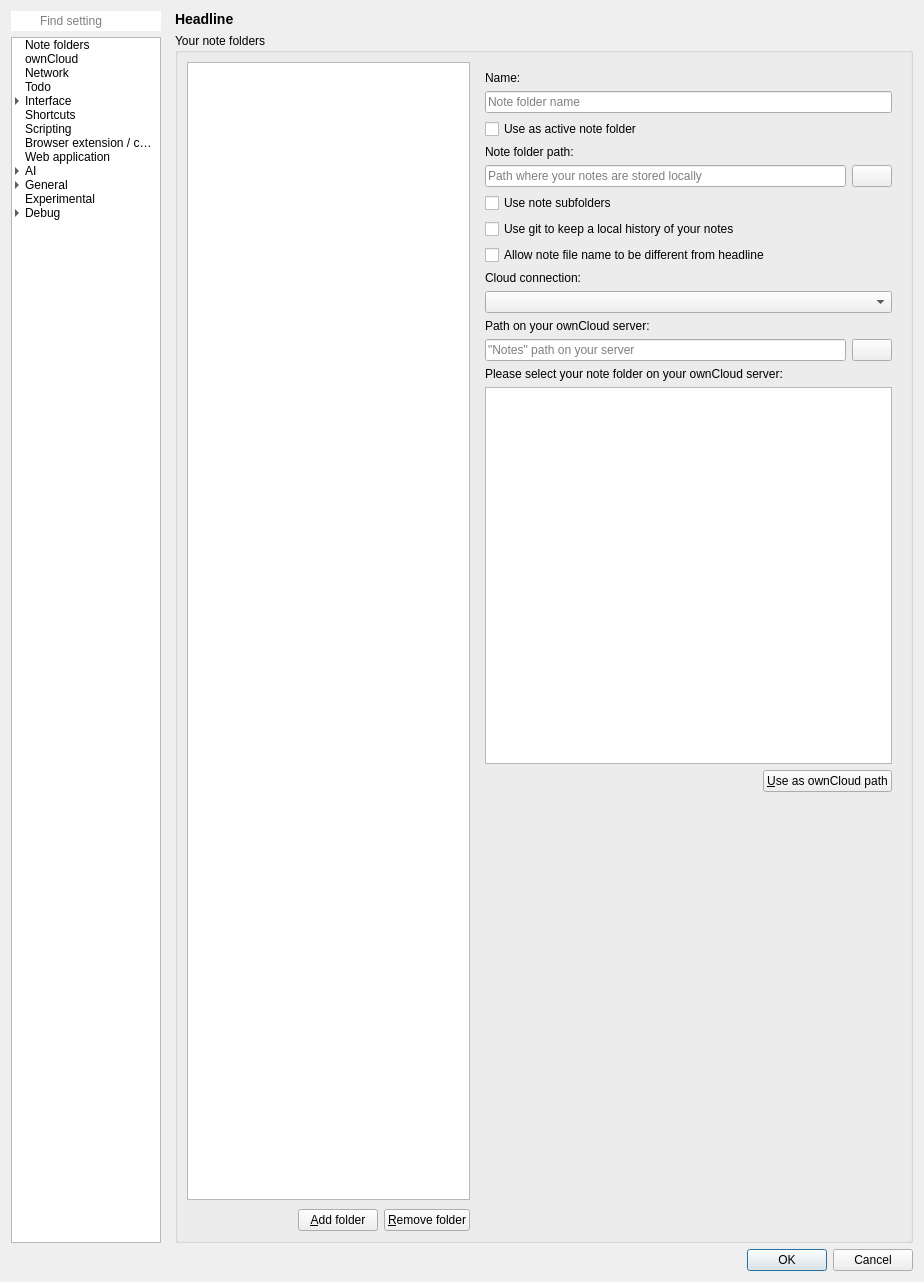
Old version of the form src/dialogs/settingsdialog.ui in the repository dwongdev/QOwnNotes.
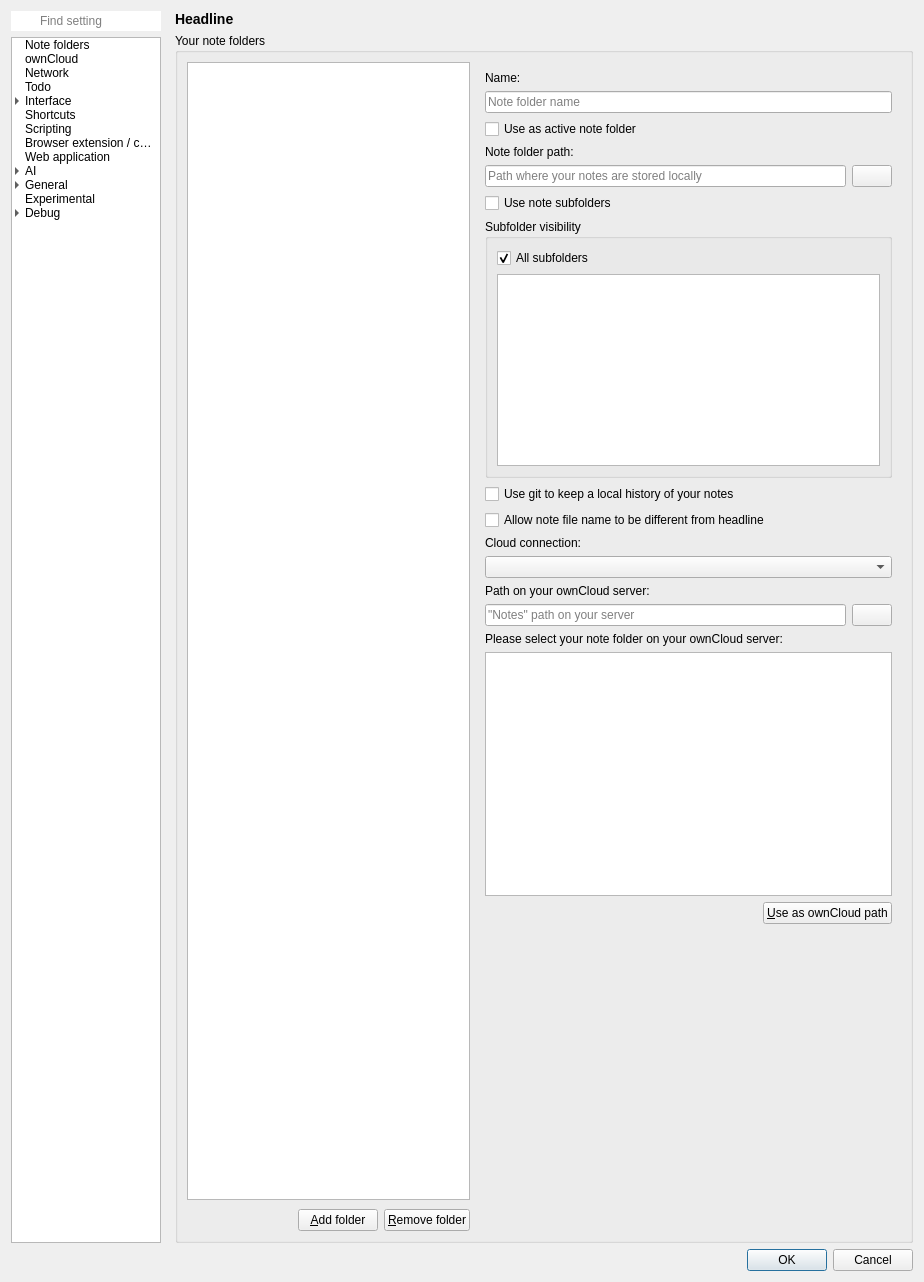
New version of the form. The open tabs and pages were chosen to show the change. Icons and pictures are not drawn. Custom widgets are drawn as their Qt base class.

Commit message: #1701 notesubfolders: add ability to select which note subfolders to show in the note folders

```diff
--- a/src/dialogs/settingsdialog.ui
+++ b/src/dialogs/settingsdialog.ui
@@ -618,7 +618,7 @@
                    <enum>QFrame::Shadow::Raised</enum>
                   </property>
                   <layout class="QGridLayout" name="gridLayout_22">
-                   <item row="12" column="0" colspan="2">
+                    <item row="13" column="0" colspan="2">
                     <widget class="QFrame" name="noteFolderRemotePathTreeWidgetFrame">
                      <property name="frameShape">
                       <enum>QFrame::Shape::NoFrame</enum>
@@ -709,24 +709,24 @@
                      </layout>
                     </widget>
                    </item>
-                   <item row="8" column="0" colspan="2">
+                    <item row="9" column="0" colspan="2">
                     <widget class="QLabel" name="noteFolderCloudConnectionLabel">
                      <property name="text">
                       <string>Cloud connection:</string>
                      </property>
                     </widget>
                    </item>
-                   <item row="9" column="0" colspan="2">
-                    <widget class="QComboBox" name="noteFolderCloudConnectionComboBox"/>
-                   </item>
                    <item row="10" column="0" colspan="2">
+                     <widget class="QComboBox" name="noteFolderCloudConnectionComboBox"/>
+                   </item>
+                    <item row="11" column="0" colspan="2">
                     <widget class="QLabel" name="noteFolderRemotePathLabel">
                      <property name="text">
                       <string>Path on your ownCloud server:</string>
                      </property>
                     </widget>
                    </item>
-                   <item row="13" column="0">
+                    <item row="14" column="0">
                     <widget class="QFrame" name="noteFolderVerticalSpacerFrame">
                      <property name="frameShape">
                       <enum>QFrame::Shape::NoFrame</enum>
@@ -774,6 +774,55 @@
                     </widget>
                    </item>
                    <item row="6" column="0" colspan="2">
+                     <widget class="QGroupBox" name="noteFolderSubfolderSettingsFrame">
+                      <property name="sizePolicy">
+                       <sizepolicy hsizetype="Preferred" vsizetype="Fixed">
+                        <horstretch>0</horstretch>
+                        <verstretch>0</verstretch>
+                       </sizepolicy>
+                      </property>
+                      <property name="title">
+                       <string>Subfolder visibility</string>
+                      </property>
+                      <layout class="QVBoxLayout" name="subfolderSettingsLayout">
+                       <item>
+                        <widget class="QCheckBox" name="noteFolderAllSubfoldersCheckBox">
+                         <property name="toolTip">
+                          <string>If checked, all subfolders will be shown. If unchecked, you can select which subfolders to show.</string>
+                         </property>
+                         <property name="text">
+                          <string>All subfolders</string>
+                         </property>
+                         <property name="checked">
+                          <bool>true</bool>
+                         </property>
+                        </widget>
+                       </item>
+                       <item>
+                        <widget class="QTreeWidget" name="noteFolderSubfolderTreeWidget">
+                         <property name="toolTip">
+                          <string>Select which subfolders to show. Unchecked subfolders and their children will be ignored.</string>
+                         </property>
+                         <property name="maximumSize">
+                          <size>
+                           <width>16777215</width>
+                           <height>200</height>
+                          </size>
+                         </property>
+                         <property name="headerHidden">
+                          <bool>true</bool>
+                         </property>
+                         <column>
+                          <property name="text">
+                           <string notr="true">1</string>
+                          </property>
+                         </column>
+                        </widget>
+                       </item>
+                      </layout>
+                     </widget>
+                    </item>
+                    <item row="7" column="0" colspan="2">
                     <widget class="QCheckBox" name="noteFolderGitCommitCheckBox">
                      <property name="toolTip">
                       <string>You need to have git installed to make this work!</string>
@@ -800,7 +849,7 @@
                      </property>
                     </widget>
                    </item>
-                   <item row="11" column="1">
+                    <item row="12" column="1">
                     <widget class="QPushButton" name="noteFolderRemotePathButton">
                      <property name="toolTip">
                       <string>Click here to select your remote note path on your ownCloud server</string>
@@ -861,7 +910,7 @@
                      </property>
                     </widget>
                    </item>
-                   <item row="11" column="0">
+                    <item row="12" column="0">
                     <widget class="QLineEdit" name="noteFolderRemotePathLineEdit">
                      <property name="toolTip">
                       <string>Set the ownCloud path where the note folder path will be synced to on your ownCloud server.</string>
@@ -874,7 +923,7 @@
                      </property>
                     </widget>
                    </item>
-                   <item row="7" column="0" colspan="2">
+                    <item row="8" column="0" colspan="2">
                     <widget class="QCheckBox" name="allowDifferentNoteFileNameCheckBox">
                      <property name="toolTip">
                       <string>This also allows note files to be renamed</string>
```
Lines whose indentation alone changed are shown as unchanged. The commit also changes 11 other files.
